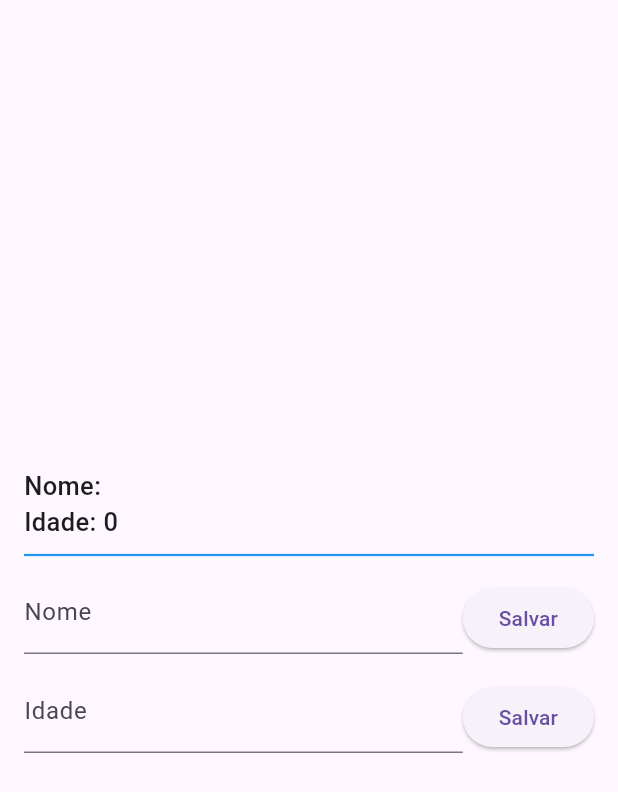
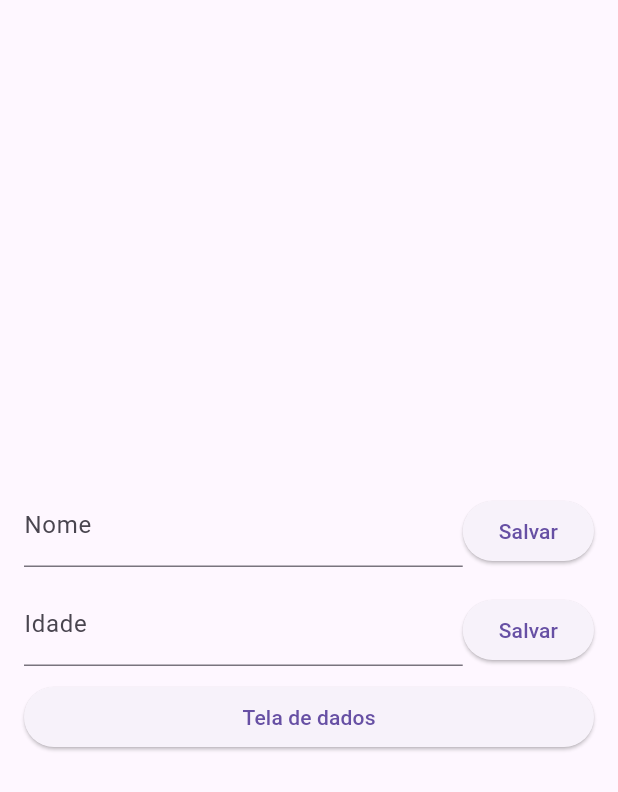
Before and after one commit to randradee/getx_intro, a Flutter app: the screen it shows after launch, on a phone screen of 412 x 824 dp. Shown: the top 792 px of the screen. Run offline on Flutter 3.47's test engine with Material 3 defaults, Android fonts, the phone set to English and light mode, and no system bars; our stand-ins replace get.

```diff
--- a/lib/main.dart
+++ b/lib/main.dart
@@ -1,8 +1,11 @@
 import 'package:flutter/material.dart';
 import 'package:get/get.dart';
+import 'package:getx_intro/data_screen.dart';
 import 'package:getx_intro/user_controller.dart';
 
 void main() {
+  Get.put<UserController>(UserController());
+
   runApp(const MyApp());
 }
 
@@ -26,12 +29,8 @@ class HomePage extends StatelessWidget {
 
   final nameController = TextEditingController();
   final ageController = TextEditingController();
-  final userController = UserController();
 
-  TextStyle commonStyle() => const TextStyle(
-        fontSize: 17,
-        fontWeight: FontWeight.w500,
-      );
+  final UserController userController = Get.find();
 
   @override
   Widget build(BuildContext context) {
@@ -42,30 +41,6 @@ class HomePage extends StatelessWidget {
           mainAxisAlignment: MainAxisAlignment.center,
           crossAxisAlignment: CrossAxisAlignment.stretch,
           children: [
-            Obx(
-              () {
-                return Text(
-                  'Nome: ${userController.user.value.name}',
-                  style: commonStyle(),
-                );
-              },
-            ),
-
-            Obx(
-              () {
-                return Text(
-                  'Idade: ${userController.user.value.age}',
-                  style: commonStyle(),
-                );
-              },
-            ),
-
-            const Divider(
-              thickness: 1.5,
-              color: Colors.blue,
-              height: 20,
-            ),
-
             Row(
               crossAxisAlignment: CrossAxisAlignment.end,
               children: [
@@ -117,6 +92,19 @@ class HomePage extends StatelessWidget {
 
             // Espaçamento
             const SizedBox(height: 10),
+
+            ElevatedButton(
+              onPressed: () {
+                Navigator.of(context).push(
+                  MaterialPageRoute(
+                    builder: (context) {
+                      return DataScreen();
+                    },
+                  ),
+                );
+              },
+              child: const Text('Tela de dados'),
+            ),
           ],
         ),
       ),
--- a/lib/user_model.dart
+++ b/lib/user_model.dart
@@ -1,6 +1,9 @@
-import 'package:get/get.dart';
+class UserModel {
+  String name;
+  int age;
 
-class UserModel extends GetxController {
-  int age = 0;
-  String name = '';
+  UserModel({
+    this.name = '',
+    this.age = 0,
+  });
 }
```
Also changed, not shown: lib/data_screen.dart (added, +41 -0 lines).
